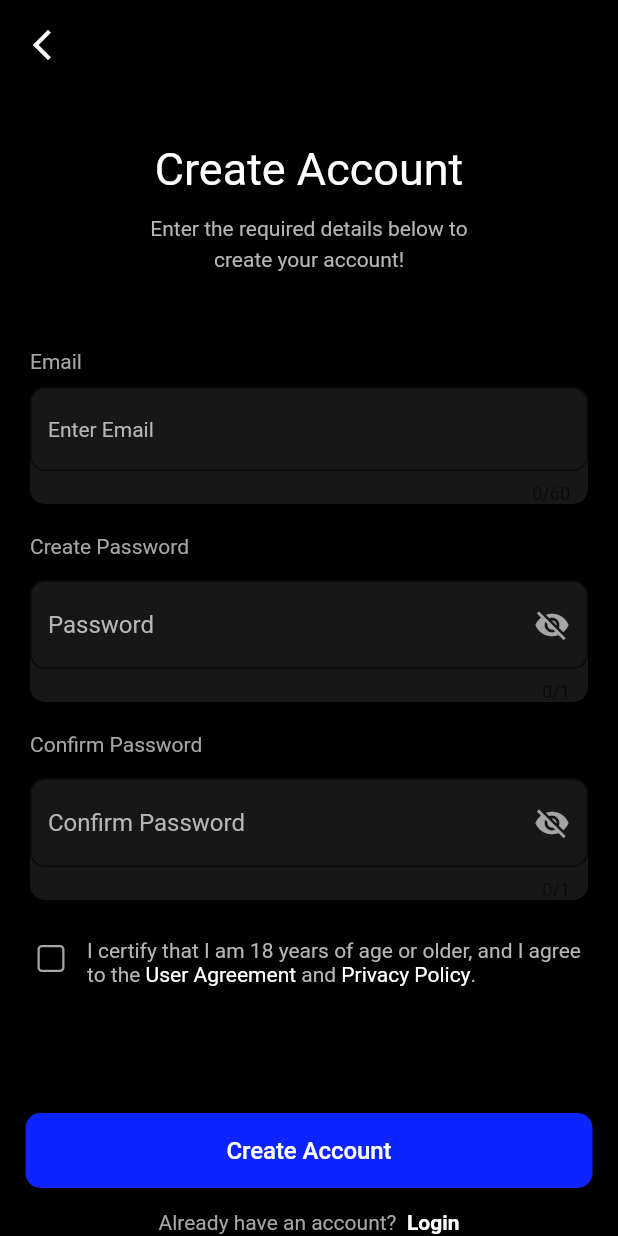
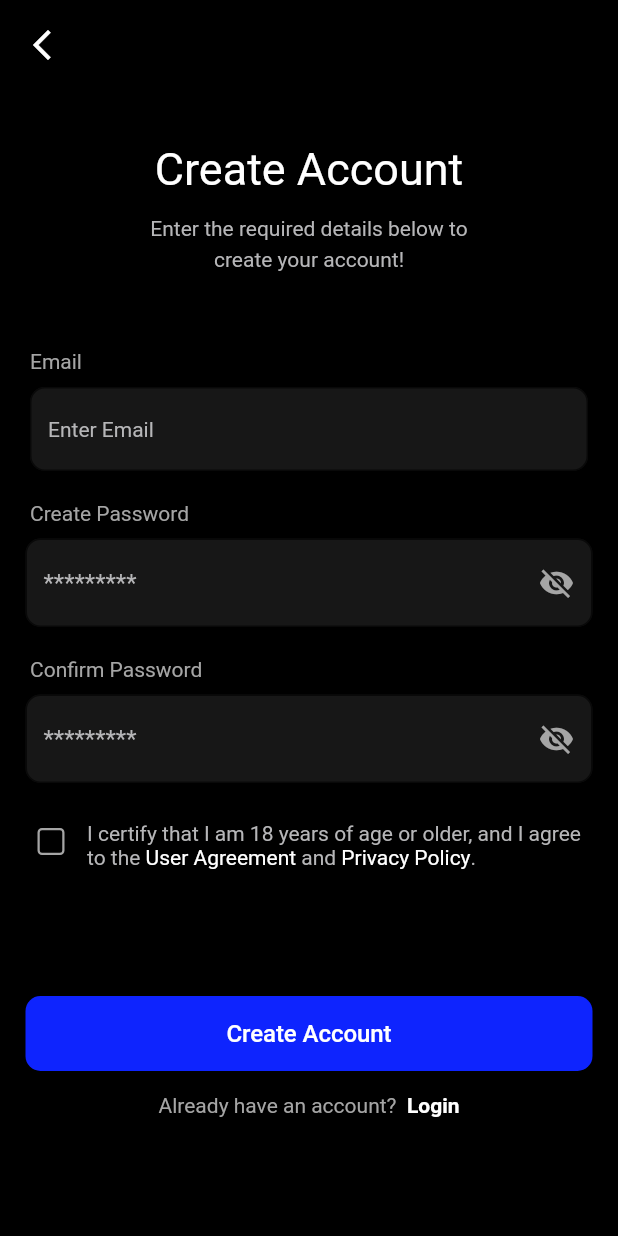
Before and after one commit to mshumtum/xrpaynet, a Flutter app: the CreateAccount screen opened by its route, on a phone screen of 412 x 824 dp. Run offline on Flutter 3.47's test engine with Material 2 defaults, Android fonts, the phone set to English and light mode, and no system bars; our stand-ins replace cloud_functions, country_picker, dotted_border, firebase_auth, firebase_core, firebase_messaging and 7 more; missing offline and left inert: http_interceptor; accounts and stored records are empty; Roboto replaces fonts that are missing (Roboto-Bold, Roboto-Medium, Roboto-fontRegular).

Commit message:
merge with cubit

```diff
--- a/lib/components/screens/WelcomeScreens/WelcomeScreen.dart
+++ b/lib/components/screens/WelcomeScreens/WelcomeScreen.dart
@@ -114,14 +114,14 @@ class _WelcomeScreenState extends State<WelcomeScreen> {
                 height: 36,
               ),
               ButtonPrimary(
-                title: "Create Your Account",
+                title: "Create Account",
                 onClick: () {
                   _navigationService.navigateWithBack(CreateAccount.routeName);
                 },
               ),
               const SizedBox(height: 14),
               ButtonPrimary(
-                title: "Account Already Exists",
+                title: "Login",
                 onClick: () {
                   _navigationService.navigateWithBack(LoginScreen.routeName);
                 },
--- a/lib/components/screens/onBoardingScreens/CreateAccount.dart
+++ b/lib/components/screens/onBoardingScreens/CreateAccount.dart
@@ -32,7 +32,6 @@ class _CreateAccountState extends State<CreateAccount> {
   String password = "";
   String confirmPassword = "";
 
-
   // for get text field value use this
   // String text = InputField.getText();
 
@@ -57,19 +56,17 @@ class _CreateAccountState extends State<CreateAccount> {
               inputLabel: "Email",
               hintText: 'Enter Email',
               inputType: TextInputType.emailAddress,
-              onChangeText: (value){
+              onChangeText: (value) {
                 emailAddress = value;
               },
-
             ),
-
             const SizedBox(
               height: 15,
             ),
             PasswordTextField(
               inputLabel: 'Create Password',
-              hintText: 'Password',
-              onChangeText: (value){
+              hintText: '*********',
+              onChangeText: (value) {
                 password = value;
               },
             ),
@@ -78,8 +75,8 @@ class _CreateAccountState extends State<CreateAccount> {
             ),
             PasswordTextField(
               inputLabel: 'Confirm Password',
-              hintText: 'Confirm Password',
-              onChangeText: (value){
+              hintText: '*********',
+              onChangeText: (value) {
                 confirmPassword = value;
               },
             ),
@@ -175,25 +172,23 @@ class _CreateAccountState extends State<CreateAccount> {
           ButtonPrimary(
               title: Constants.create_account,
               onClick: () {
-                if (emailAddress == "") {
-                  showToast(context, Constants.enter_email_address);
-                } else if (!isEmailValid(emailAddress)) {
-                  showToast(context, Constants.enter_valid_email);
-                } else if (password == "") {
-                  showToast(context, Constants.enter_password);
-                } else if (!isPasswordValid(password)) {
-                  showToast(context,
-                      Constants.enter_valid_password);
-                }else if(confirmPassword == ""){
-                  showToast(context, Constants.enter_confirm_password);
-                }else if(confirmPassword != password){
-                  showToast(context, Constants.enter_confirm_password_valid);
-                }else{
+                // if (emailAddress == "") {
+                //   showToast(context, Constants.enter_email_address);
+                // } else if (!isEmailValid(emailAddress)) {
+                //   showToast(context, Constants.enter_valid_email);
+                // } else if (password == "") {
+                //   showToast(context, Constants.enter_password);
+                // } else if (!isPasswordValid(password)) {
+                //   showToast(context,
+                //       Constants.enter_valid_password);
+                // }else if(confirmPassword == ""){
+                //   showToast(context, Constants.enter_confirm_password);
+                // }else if(confirmPassword != password){
+                //   showToast(context, Constants.enter_confirm_password_valid);
+                // }else{
                 _navigationService.navigateWithBack(VerifyEmailByOTP.routeName,
                     arguments: {"isFrom": "createAccount"});
-                }
-
-
+                // }
               }),
           const SizedBox(
             height: 15,
--- a/lib/components/screens/onBoardingScreens/LoginScreen.dart
+++ b/lib/components/screens/onBoardingScreens/LoginScreen.dart
@@ -71,7 +71,7 @@ class _LoginPageState extends State<LoginScreen> {
                   },
                 ),
                 const SizedBox(
-                  height: 15,
+                  height: 16,
                 ),
                 PasswordTextField(
                     inputLabel: 'Password',
@@ -121,18 +121,18 @@ class _LoginPageState extends State<LoginScreen> {
           ButtonPrimary(
               title: 'Login',
               onClick: () {
-                if (emailAddress == "") {
-                  showToast(context, Constants.enter_email_address);
-                } else if (!isEmailValid(emailAddress)) {
-                  showToast(context, Constants.enter_valid_email);
-                } else if (password == "") {
-                  showToast(context, Constants.enter_password);
-                } else if (!isPasswordValid(password)) {
-                  showToast(context, Constants.enter_valid_password);
-                } else {
-                  _navigationService
-                      .navigateWithRemovingAllPrevious(HomePage.routeName);
-                }
+                // if (emailAddress == "") {
+                //   showToast(context, Constants.enter_email_address);
+                // } else if (!isEmailValid(emailAddress)) {
+                //   showToast(context, Constants.enter_valid_email);
+                // } else if (password == "") {
+                //   showToast(context, Constants.enter_password);
+                // } else if (!isPasswordValid(password)) {
+                //   showToast(context, Constants.enter_valid_password);
+                // } else {
+                _navigationService
+                    .navigateWithRemovingAllPrevious(HomePage.routeName);
+                // }
               }),
           const SizedBox(
             height: 15,
--- a/lib/components/widgets/_heading_text.dart
+++ b/lib/components/widgets/_heading_text.dart
@@ -22,9 +22,7 @@ class HeadingText extends StatelessWidget {
         title,
         textAlign: textAlign,
         style: TextStyle(
-            color: color,
-            fontSize: textSize,
-            fontWeight: FontWeight.w400),
+            color: color, fontSize: textSize, fontWeight: FontWeight.w400),
       ),
     );
   }
--- a/lib/components/widgets/_input_filed.dart
+++ b/lib/components/widgets/_input_filed.dart
@@ -58,11 +58,6 @@ class _InputFieldState extends State<InputField> {
         ),
         Padding(
           padding: const EdgeInsets.symmetric(horizontal: 20.0),
-          child: Container(
-            decoration: BoxDecoration(
-              borderRadius: BorderRadius.circular(10.0),
-              color: AppClr.inputFieldBg,
-            ),
           child: TextField(
             controller: myController,
             cursorColor: Colors.white,
@@ -77,11 +72,10 @@ class _InputFieldState extends State<InputField> {
                 hintStyle: const TextStyle(color: AppClr.grey2),
                 hintText: widget.hintText,
                 fillColor: AppClr.inputFieldBg,
-              ),
+                counterText: ""),
             keyboardType: widget.inputType,
             maxLength: widget.maxLength,
             // maxLength: widget.maxLength,
-            ),
           ),
         ),
       ],
--- a/lib/components/widgets/_password_text_filed.dart
+++ b/lib/components/widgets/_password_text_filed.dart
@@ -12,7 +12,7 @@ class PasswordTextField extends StatefulWidget {
       required this.hintText,
       this.inputLabel = "",
       this.onChangeText,
-      this.a = 1});
+      this.a = 20});
 
   @override
   _PasswordTextFieldState createState() => _PasswordTextFieldState();
@@ -33,15 +33,10 @@ class _PasswordTextFieldState extends State<PasswordTextField> {
               )
             : Container(),
         const SizedBox(
-          height: 15,
+          height: 9,
         ),
         Padding(
-          padding: const EdgeInsets.symmetric(horizontal: 20.0),
-          child: Container(
-            decoration: BoxDecoration(
-              borderRadius: BorderRadius.circular(10.0),
-              color: AppClr.inputFieldBg,
-            ),
+          padding: const EdgeInsets.symmetric(horizontal: 17.0),
           child: TextField(
             obscureText: _obscureText, //This will obscure text dynamically
             controller: myController,
@@ -68,10 +63,9 @@ class _PasswordTextFieldState extends State<PasswordTextField> {
                     color: AppClr.grey,
                   ),
                 ),
-              ),
+                counterText: ""),
             maxLength: widget.a,
             keyboardType: TextInputType.visiblePassword,
-            ),
           ),
         ),
       ],
--- a/lib/main.dart
+++ b/lib/main.dart
@@ -50,7 +50,7 @@ class MyApp extends StatelessWidget {
               primarySwatch: AppTheme.black,
               platform: TargetPlatform.iOS,
               fontFamily: AppTheme.fontFamily),
-          home: const LoginScreen(),
+          home: const SplashScreen(),
           navigatorKey: locator<NavigationService>().navigatorKey,
           onGenerateRoute: (settings) => Routers.toGenerateRoute(settings),
         ),
```
Also changed, not shown: lib/components/screens/activationFeesScreens/LSPFeeByLockXRP.dart (+8 -7 lines), lib/components/widgets/drop_down.dart (+10 -12 lines), pubspec.yaml (+5 -8 lines), pubspec.lock, 3 other files. Lines whose indentation alone changed are shown as unchanged.
